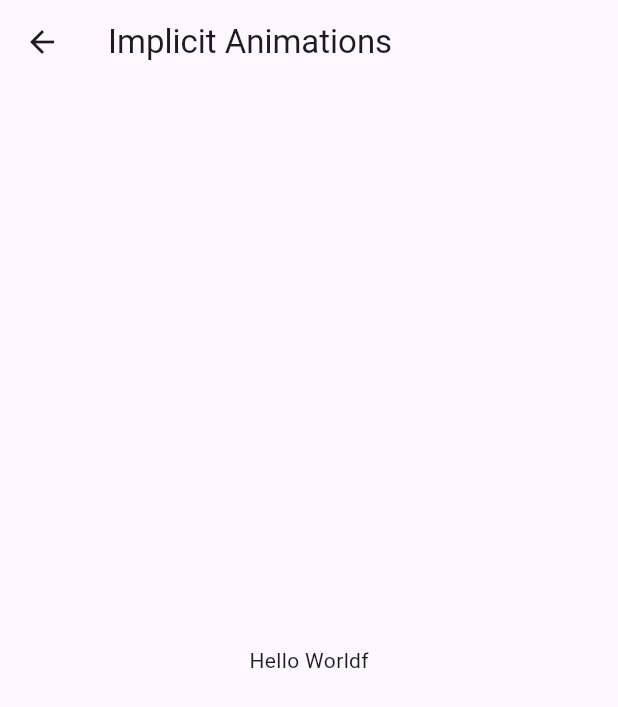
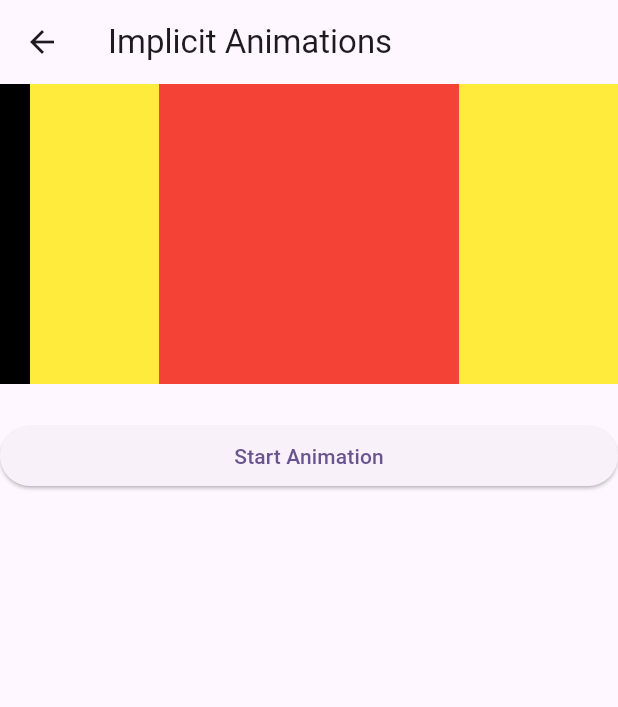
Before and after one commit to GyuJae/flutter_animation_assignment, a Flutter app: the ImplicitAnimationsScreen screen opened directly, on a phone screen of 412 x 824 dp. Shown: the top 707 px of the screen. Run offline on Flutter 3.47's test engine with Material 3 defaults, Android fonts, the phone set to English and light mode, and no system bars.

Commit message:
Implicit Animations

```diff
--- a/lib/screens/implicit_animations_screen.dart
+++ b/lib/screens/implicit_animations_screen.dart
@@ -1,7 +1,61 @@
 import 'package:flutter/material.dart';
 
-class ImplicitAnimationsScreen extends StatelessWidget {
+enum AnimationStatus implements Comparable<AnimationStatus> {
+  first(
+    value: "first",
+    containerColor: Colors.red,
+    bgColor: Colors.yellow,
+    borderRadius: 0,
+    alignment: Alignment.centerLeft,
+  ),
+  second(
+    value: "second",
+    containerColor: Colors.blue,
+    bgColor: Colors.green,
+    borderRadius: 100,
+    alignment: Alignment.centerRight,
+  );
+
+  const AnimationStatus({
+    required this.value,
+    required this.containerColor,
+    required this.bgColor,
+    required this.borderRadius,
+    required this.alignment,
+  });
+
+  final String value;
+  final Color containerColor;
+  final Color bgColor;
+  final double borderRadius;
+  final Alignment alignment;
+
+  @override
+  int compareTo(AnimationStatus other) {
+    return containerColor.value - other.containerColor.value;
+  }
+}
+
+class ImplicitAnimationsScreen extends StatefulWidget {
   const ImplicitAnimationsScreen({super.key});
+
+  @override
+  State<ImplicitAnimationsScreen> createState() =>
+      _ImplicitAnimationsScreenState();
+}
+
+class _ImplicitAnimationsScreenState extends State<ImplicitAnimationsScreen> {
+  AnimationStatus _animationStatus = AnimationStatus.first;
+
+  void _toggleAnimation() {
+    setState(() {
+      if (_animationStatus == AnimationStatus.first) {
+        _animationStatus = AnimationStatus.second;
+      } else {
+        _animationStatus = AnimationStatus.first;
+      }
+    });
+  }
 
   @override
   Widget build(BuildContext context) {
@@ -9,8 +63,49 @@ class ImplicitAnimationsScreen extends StatelessWidget {
       appBar: AppBar(
         title: const Text("Implicit Animations"),
       ),
-      body: const Center(
-        child: Text("Hello Worldf"),
+      body: Column(
+        crossAxisAlignment: CrossAxisAlignment.stretch,
+        children: [
+          Stack(
+            alignment: Alignment.center,
+            children: [
+              AnimatedContainer(
+                duration: const Duration(seconds: 1),
+                width: MediaQuery.of(context).size.width,
+                height: 200,
+                color: _animationStatus.bgColor,
+              ),
+              AnimatedContainer(
+                duration: const Duration(seconds: 1),
+                width: 200,
+                height: 200,
+                decoration: BoxDecoration(
+                  color: _animationStatus.containerColor,
+                  borderRadius: BorderRadius.circular(
+                    _animationStatus.borderRadius,
+                  ),
+                ),
+                onEnd: _toggleAnimation,
+              ),
+              AnimatedAlign(
+                duration: const Duration(seconds: 1),
+                alignment: _animationStatus.alignment,
+                child: Container(
+                  width: 20,
+                  height: 200,
+                  decoration: const BoxDecoration(
+                    color: Colors.black,
+                  ),
+                ),
+              )
+            ],
+          ),
+          const SizedBox(height: 24),
+          ElevatedButton(
+            onPressed: _toggleAnimation,
+            child: const Text("Start Animation"),
+          )
+        ],
       ),
     );
   }
```
